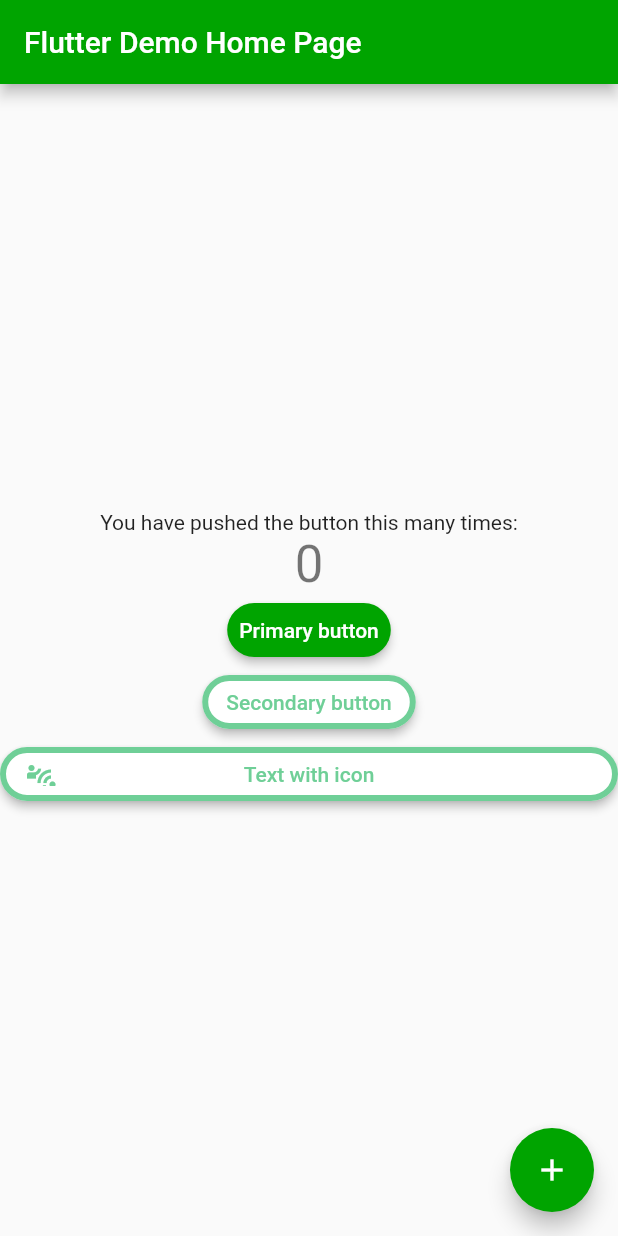
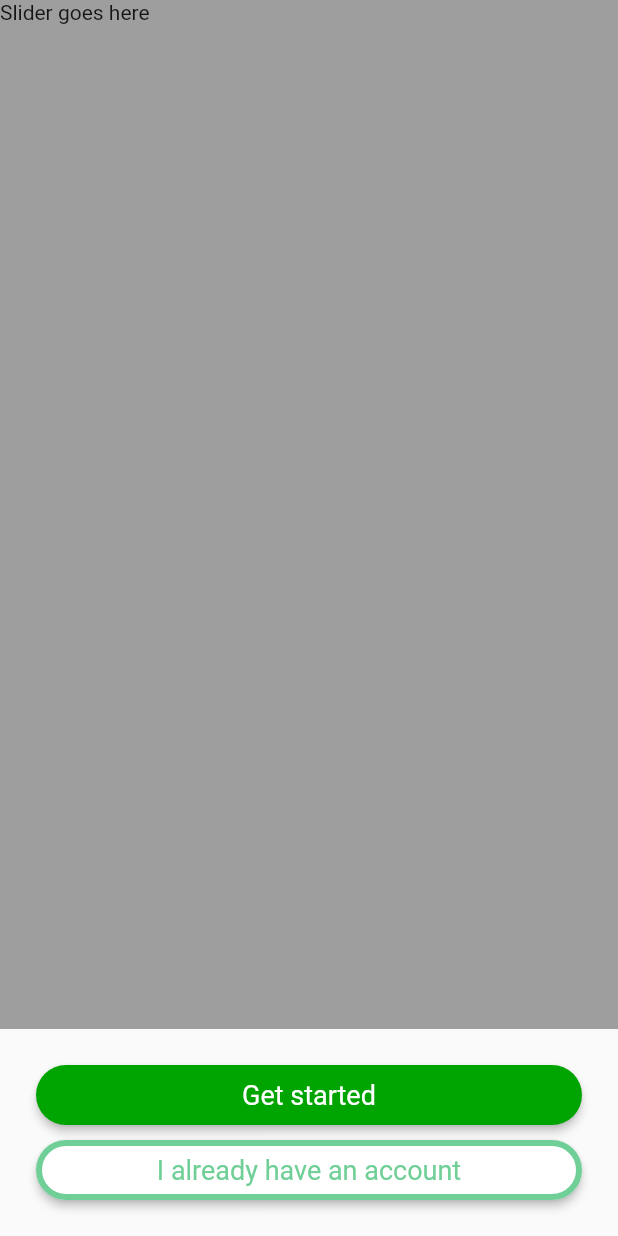
Before and after one commit to MitchFeaver/Commute2.0, a Flutter app: the screen it shows after launch, on a phone screen of 412 x 824 dp. Run offline on Flutter 3.47's test engine with Material 2 defaults, Android fonts, the phone set to English and light mode, and no system bars.

Commit message:
feat: Adding welcome page and home page, investigating layout and navigation

```diff
--- /dev/null
+++ b/commute/lib/components/colored_safe_area.dart
@@ -0,0 +1,18 @@
+import 'package:commute/theme/custom_colors.dart';
+import 'package:flutter/material.dart';
+
+class ColoredSafeArea extends StatelessWidget {
+  final Widget child;
+
+  const ColoredSafeArea({Key key, @required this.child}) : super(key: key);
+
+  @override
+  Widget build(BuildContext context) {
+    return Container(
+      color: CustomColors.primaryColorSwatchLight,
+      child: SafeArea(
+        child: child,
+      ),
+    );
+  }
+}
--- /dev/null
+++ b/commute/lib/components/components.dart
@@ -0,0 +1 @@
+export 'colored_safe_area.dart';
--- a/commute/lib/main.dart
+++ b/commute/lib/main.dart
@@ -1,114 +1,23 @@
+import 'package:commute/views/authentication/welcome_page.dart';
 import 'package:flutter/material.dart';
 import 'package:commute/theme/custom_theme.dart';
+import 'package:flutter/services.dart';
 
 void main() {
   runApp(MyApp());
 }
 
 class MyApp extends StatelessWidget {
-  // This widget is the root of your application.
   @override
   Widget build(BuildContext context) {
+    SystemChrome.setPreferredOrientations([
+      DeviceOrientation.portraitUp,
+      DeviceOrientation.portraitDown,
+    ]);
     return MaterialApp(
       title: 'Flutter Demo',
       theme: CustomTheme.lightTheme,
-      home: MyHomePage(title: 'Flutter Demo Home Page'),
+      home: WelcomePage(),
     );
   }
 }
-
-class MyHomePage extends StatefulWidget {
-  MyHomePage({Key key, this.title}) : super(key: key);
-
-  // This widget is the home page of your application. It is stateful, meaning
-  // that it has a State object (defined below) that contains fields that affect
-  // how it looks.
-
-  // This class is the configuration for the state. It holds the values (in this
-  // case the title) provided by the parent (in this case the App widget) and
-  // used by the build method of the State. Fields in a Widget subclass are
-  // always marked "final".
-
-  final String title;
-
-  @override
-  _MyHomePageState createState() => _MyHomePageState();
-}
-
-class _MyHomePageState extends State<MyHomePage> {
-  int _counter = 0;
-
-  void _incrementCounter() {
-    setState(() {
-      // This call to setState tells the Flutter framework that something has
-      // changed in this State, which causes it to rerun the build method below
-      // so that the display can reflect the updated values. If we changed
-      // _counter without calling setState(), then the build method would not be
-      // called again, and so nothing would appear to happen.
-      _counter++;
-    });
-  }
-
-  @override
-  Widget build(BuildContext context) {
-    // This method is rerun every time setState is called, for instance as done
-    // by the _incrementCounter method above.
-    //
-    // The Flutter framework has been optimized to make rerunning build methods
-    // fast, so that you can just rebuild anything that needs updating rather
-    // than having to individually change instances of widgets.
-    return Scaffold(
-      appBar: AppBar(
-        // Here we take the value from the MyHomePage object that was created by
-        // the App.build method, and use it to set our appbar title.
-        title: Text(widget.title),
-      ),
-      body: Center(
-        // Center is a layout widget. It takes a single child and positions it
-        // in the middle of the parent.
-        child: Column(
-          // Column is also a layout widget. It takes a list of children and
-          // arranges them vertically. By default, it sizes itself to fit its
-          // children horizontally, and tries to be as tall as its parent.
-          //
-          // Invoke "debug painting" (press "p" in the console, choose the
-          // "Toggle Debug Paint" action from the Flutter Inspector in Android
-          // Studio, or the "Toggle Debug Paint" command in Visual Studio Code)
-          // to see the wireframe for each widget.
-          //
-          // Column has various properties to control how it sizes itself and
-          // how it positions its children. Here we use mainAxisAlignment to
-          // center the children vertically; the main axis here is the vertical
-          // axis because Columns are vertical (the cross axis would be
-          // horizontal).
-          mainAxisAlignment: MainAxisAlignment.center,
-          children: <Widget>[
-            Text(
-              'You have pushed the button this many times:',
-            ),
-            Text(
-              '$_counter',
-              style: Theme.of(context).textTheme.headline4,
-            ),
-            TextButton(onPressed: _incrementCounter, child: Text('Primary button'),),
-            OutlinedButton(onPressed: _incrementCounter, child: Text('Secondary button'),),
-            OutlinedButton(onPressed: _incrementCounter,
-              child: Stack(
-                children: [
-                  Positioned(child: Icon(Icons.connect_without_contact), left: 0,),
-                  Align(child: Text('Text with icon')),
-                ],
-                fit: StackFit.passthrough
-              ),
-            ),
-          ],
-        ),
-      ),
-      floatingActionButton: FloatingActionButton(
-        onPressed: _incrementCounter,
-        tooltip: 'Increment',
-        child: Icon(Icons.add),
-      ), // This trailing comma makes auto-formatting nicer for build methods.
-    );
-  }
-}
--- a/commute/lib/theme/components/custom_buttons.dart
+++ b/commute/lib/theme/components/custom_buttons.dart
@@ -6,6 +6,7 @@ class CustomButtons {
   static const double buttonCornerRadius = 25;
   static const double buttonElevation = 2.5;
   static const double outlinedButtonBorderWidth = 4;
+  static const double buttonFontSize = 18;
 
   static final primaryTextButtonStyle = TextButton.styleFrom(
     backgroundColor: CustomColors.primaryColorSwatchLight,
@@ -13,6 +14,9 @@ class CustomButtons {
     primary: Colors.white,
     shadowColor: Colors.black,
     shape: RoundedRectangleBorder(borderRadius: BorderRadius.circular(CustomButtons.buttonCornerRadius)),
+    textStyle: TextStyle(
+      fontSize: CustomButtons.buttonFontSize,
+    ),
   );
 
   static final primaryOutlinedButtonStyle = OutlinedButton.styleFrom(
@@ -25,5 +29,8 @@ class CustomButtons {
       color: CustomColors.primaryOutlinedButtonColorLight,
       width: CustomButtons.outlinedButtonBorderWidth,
     ),
+    textStyle: TextStyle(
+      fontSize: CustomButtons.buttonFontSize,
+    ),
   );
 }
--- /dev/null
+++ b/commute/lib/views/authentication/welcome_page.dart
@@ -0,0 +1,60 @@
+import 'package:commute/components/components.dart';
+import 'package:commute/views/main/main_page.dart';
+import 'package:flutter/material.dart';
+
+class WelcomePage extends StatefulWidget {
+  const WelcomePage({Key key}) : super(key: key);
+
+  @override
+  State<StatefulWidget> createState() => _WelcomePageState();
+}
+
+class _WelcomePageState extends State<WelcomePage> {
+  void _onButtonPressed() {
+    Navigator.pushReplacement(
+      context,
+      MaterialPageRoute(builder: (context) => MainPage()),
+    );
+  }
+
+  @override
+  Widget build(BuildContext context) {
+    return ColoredSafeArea(
+      child: Scaffold(
+          body: Column(
+        children: [
+          Expanded(
+              child: SizedBox(
+            child:
+                Container(color: Colors.grey, child: Text('Slider goes here')),
+            width: double.infinity,
+          )),
+          Container(
+            padding: EdgeInsets.all(24),
+            child: Column(
+              children: <Widget>[
+                SizedBox(
+                  child: TextButton(
+                    onPressed: _onButtonPressed,
+                    child: Text('Get started'),
+                  ),
+                  height: 40,
+                  width: double.infinity,
+                ),
+                SizedBox(height: 10),
+                SizedBox(
+                  child: OutlinedButton(
+                    onPressed: _onButtonPressed,
+                    child: Text('I already have an account'),
+                  ),
+                  height: 40,
+                  width: double.infinity,
+                ),
+              ],
+            ),
+          ),
+        ],
+      )),
+    );
+  }
+}
```
Also changed, not shown: commute/lib/views/main/main_page.dart (added, +60 -0 lines).
